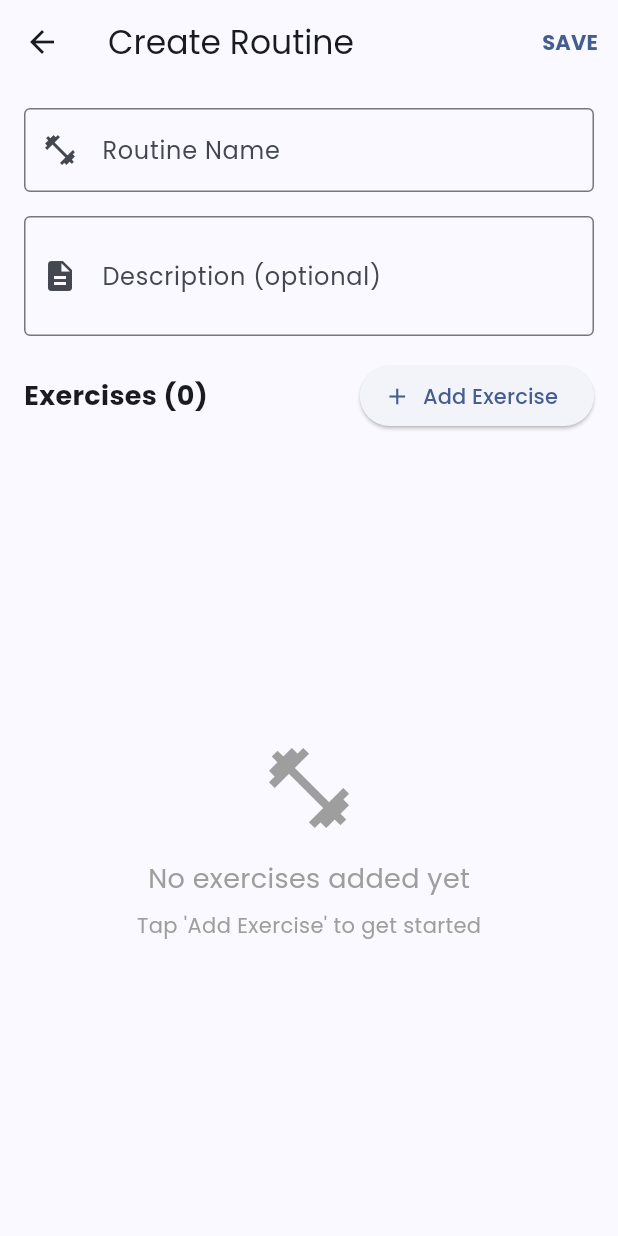
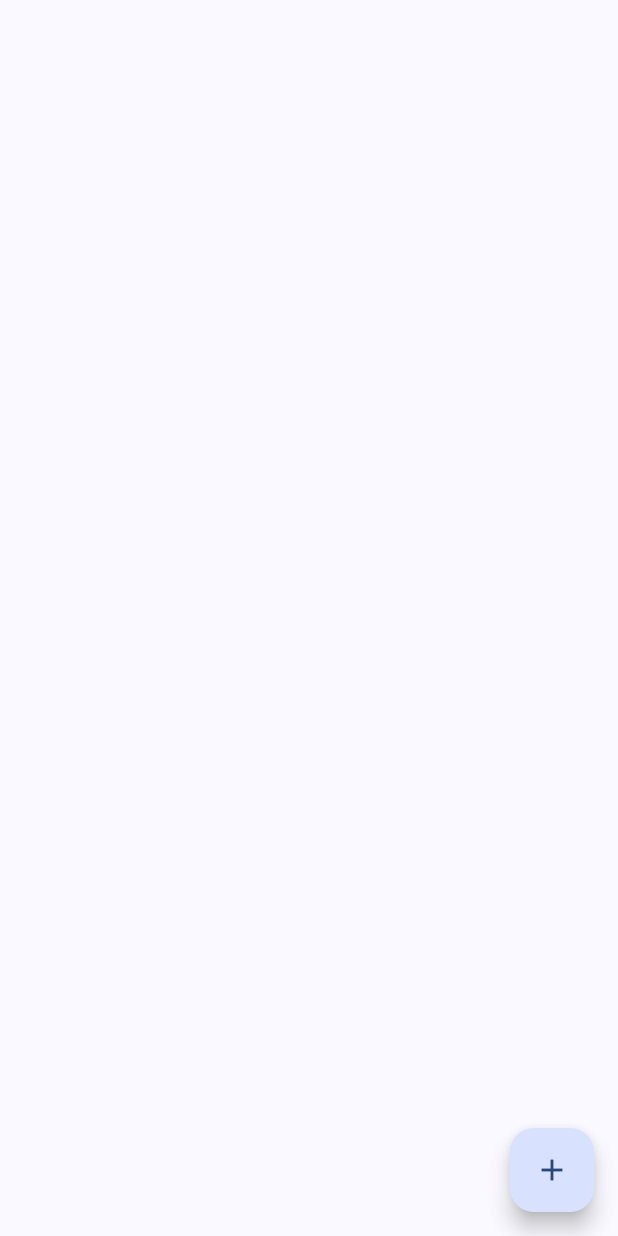
Before and after one commit to etec-programacion-3/programacion-3-2025-guinazu-Ironowl1907, a Flutter app: the screen it shows after launch, item 3 of the bottom bar chosen, after a tap on "Routines", on a phone screen of 412 x 824 dp. Run offline on Flutter 3.47's test engine with Material 3 defaults, Android fonts, the phone set to English and light mode, and no system bars; our stand-ins replace flutter_svg, sqflite, sqflite_common_ffi; accounts and stored records are empty.

Commit message:
Refactoring and starting with pages

```diff
--- a/workout_logger/lib/screens/routines.dart
+++ b/workout_logger/lib/screens/newRoutine.dart
@@ -501,7 +501,12 @@ class _CreateRoutinePageState extends State<CreateRoutinePage> {
       ),
       body: _isLoading
           ? const Center(child: CircularProgressIndicator())
-          : Form(
+          : createForm(colorScheme),
+    );
+  }
+
+  Form createForm(ColorScheme colorScheme) {
+    return Form(
       key: _formKey,
       child: Column(
         children: [
@@ -578,10 +583,7 @@ class _CreateRoutinePageState extends State<CreateRoutinePage> {
                         SizedBox(height: 16),
                         Text(
                           "No exercises added yet",
-                                  style: TextStyle(
-                                    fontSize: 18,
-                                    color: Colors.grey,
-                                  ),
+                          style: TextStyle(fontSize: 18, color: Colors.grey),
                         ),
                         SizedBox(height: 8),
                         Text(
@@ -597,16 +599,11 @@ class _CreateRoutinePageState extends State<CreateRoutinePage> {
                     onReorder: _reorderExercises,
                     itemBuilder: (context, index) {
                       final item = _selectedExercises[index];
-                              return _buildExerciseCard(
-                                item,
-                                index,
-                                colorScheme,
-                              );
+                      return _buildExerciseCard(item, index, colorScheme);
                     },
                   ),
           ),
         ],
-              ),
       ),
     );
   }
--- a/workout_logger/lib/screens/profile.dart
+++ b/workout_logger/lib/screens/profile.dart
@@ -1,7 +1,8 @@
 import 'package:flutter/material.dart';
 import 'package:workout_logger/screens/exercises.dart';
 import 'package:workout_logger/screens/muscle_group.dart';
-import 'package:workout_logger/screens/routines.dart';
+import 'package:workout_logger/screens/newRoutine.dart';
+import 'package:workout_logger/screens/routine_page.dart';
 
 class ProfilePage extends StatelessWidget {
   const ProfilePage({super.key});
@@ -57,9 +58,7 @@ class ProfilePage extends StatelessWidget {
                   label: "Routines",
                   onPressed: () {
                     Navigator.of(context).push(
-                      MaterialPageRoute(
-                        builder: (context) => CreateRoutinePage(),
-                      ),
+                      MaterialPageRoute(builder: (context) => RoutinePage()),
                     );
                   },
                 ),
--- /dev/null
+++ b/workout_logger/lib/screens/routine_page.dart
@@ -0,0 +1,27 @@
+import 'package:flutter/material.dart';
+import 'newRoutine.dart';
+
+class RoutinePage extends StatefulWidget {
+  const RoutinePage({super.key});
+
+  @override
+  State<RoutinePage> createState() => _RoutinePageState();
+}
+
+class _RoutinePageState extends State<RoutinePage> {
+  @override
+  Widget build(BuildContext context) {
+    return Scaffold(
+      floatingActionButton: FloatingActionButton(
+        child: Icon(Icons.add),
+        onPressed: () {
+          Navigator.of(context).push(
+            MaterialPageRoute<void>(
+              builder: (context) => const CreateRoutinePage(),
+            ),
+          );
+        },
+      ),
+    );
+  }
+}
```
Lines whose indentation alone changed are shown as unchanged.
